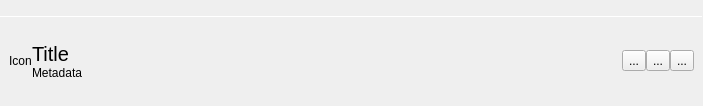
First picture: the form in application/controlstrip.ui, repository theCheeseboard/theBeat, before the edit.
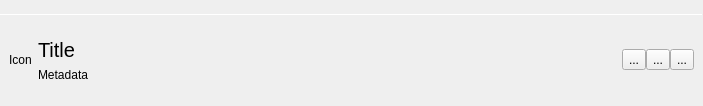
Second picture: the form after the edit. Icons and pictures are not drawn.

```diff
--- a/application/controlstrip.ui
+++ b/application/controlstrip.ui
@@ -44,6 +44,9 @@
    </item>
    <item>
     <layout class="QHBoxLayout" name="horizontalLayout">
+     <property name="spacing">
+      <number>6</number>
+     </property>
      <property name="leftMargin">
       <number>9</number>
      </property>
```
Left out of the diff: 9 changed lines with no effect on the pictures.
